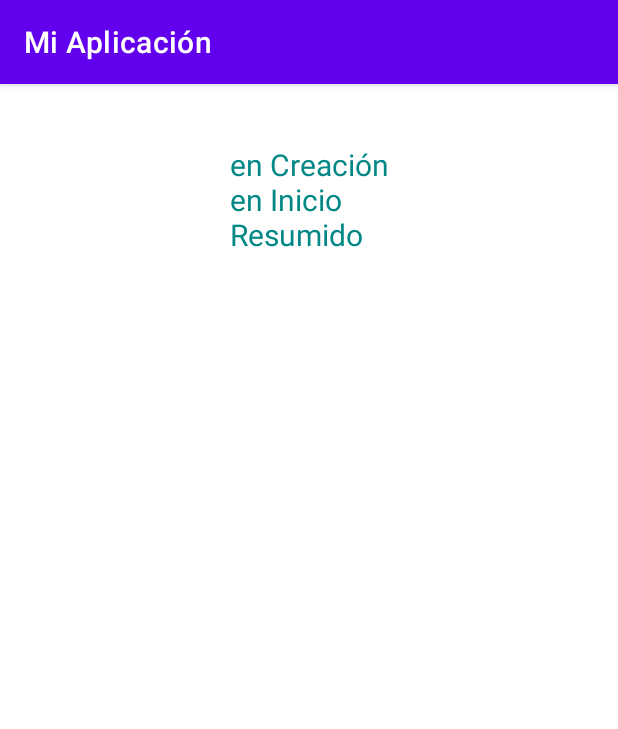
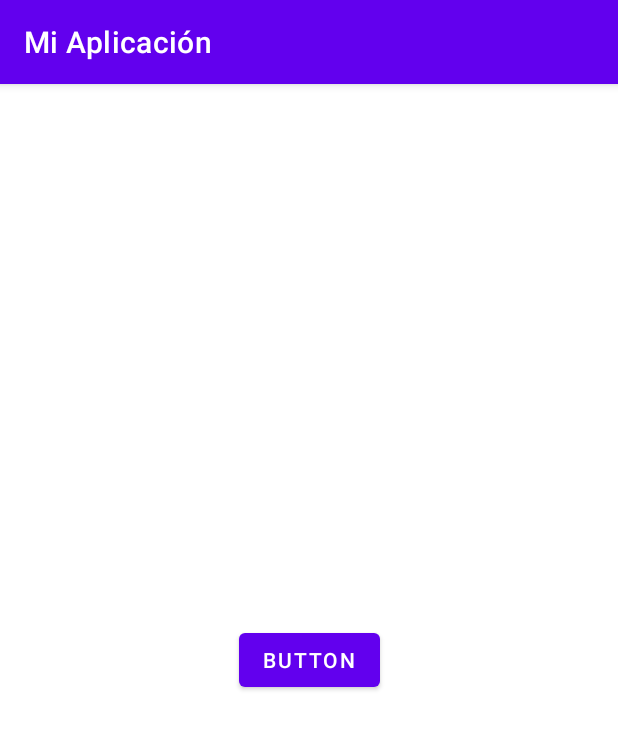
Before and after one commit to osulca/EjemploEt, an Android app: the screen it shows after launch (MainActivity), on a phone screen of 412 x 824 dp. Shown: the top 729 px of the screen. Run offline under Robolectric (Android 15) with nearby library versions, the phone set to English and light mode, and no system bars.

Commit message:
Metodo 1

```diff
--- a/app/src/main/java/com/example/test/MainActivity.java
+++ b/app/src/main/java/com/example/test/MainActivity.java
@@ -2,81 +2,29 @@ package com.example.test;
 
 import androidx.appcompat.app.AppCompatActivity;
 
+import android.content.Intent;
 import android.os.Bundle;
 import android.util.Log;
+import android.view.View;
 import android.widget.ArrayAdapter;
 import android.widget.AutoCompleteTextView;
+import android.widget.Button;
 import android.widget.TextView;
 import android.widget.Toast;
 
-public class MainActivity extends AppCompatActivity {
-
-    TextView tvMensaje;
+public class MainActivity extends AppCompatActivity implements View.OnClickListener {
 
     @Override
     protected void onCreate(Bundle savedInstanceState) {
         super.onCreate(savedInstanceState);
         setContentView(R.layout.activity_main);
-        Log.i("MYAPP", "en Creación");
-        Toast toast = Toast.makeText(this,"en Creación",Toast.LENGTH_LONG);
-        toast.show();
-        tvMensaje = findViewById(R.id.tvMensaje);
-        tvMensaje.setText("en Creación\n");
+        Button boton = findViewById(R.id.btnIntent);
+        boton.setOnClickListener(this);
     }
 
     @Override
-    protected void onStart() {
-        super.onStart();
-        Log.i("MYAPP", "en Inicio");
-        Toast toast = Toast.makeText(this,"en Inicio",Toast.LENGTH_LONG);
-        toast.show();
-        tvMensaje.append("en Inicio\n");
-    }
-
-    @Override
-    protected void onResume() {
-        super.onResume();
-        Log.i("MYAPP", "Resumido");
-        Toast toast = Toast.makeText(this,"Resumido",Toast.LENGTH_LONG);
-        toast.show();
-        tvMensaje.append("Resumido\n");
-
-    }
-
-    @Override
-    protected void onPause() {
-        super.onPause();
-        Log.i("MYAPP", "Pausado");
-        Toast toast = Toast.makeText(this,"Pausado",Toast.LENGTH_LONG);
-        toast.show();
-        tvMensaje.append("Pausado\n");
-
-    }
-
-    @Override
-    protected void onStop() {
-        super.onStop();
-        Log.i("MYAPP", "en Detencion");
-        Toast toast = Toast.makeText(this,"en Detencion",Toast.LENGTH_LONG);
-        toast.show();
-        tvMensaje.append("en Detencion\n");
-    }
-
-    @Override
-    protected void onRestart() {
-        super.onRestart();
-        Log.i("MYAPP", "en Reinicio");
-        Toast toast = Toast.makeText(this,"en Reinicio",Toast.LENGTH_LONG);
-        toast.show();
-        tvMensaje.append("en Reinicio\n");
-    }
-
-    @Override
-    protected void onDestroy() {
-        super.onDestroy();
-        Log.i("MYAPP", "Eliminado");
-        Toast toast = Toast.makeText(this,"Eliminado",Toast.LENGTH_LONG);
-        toast.show();
-        tvMensaje.append("Eliminado\n");
+    public void onClick(View view) {
+        Intent intent = new Intent(MainActivity.this,OtraActivity.class);
+        startActivity(intent);
     }
 }
--- a/app/src/main/res/layout/activity_main.xml
+++ b/app/src/main/res/layout/activity_main.xml
@@ -6,14 +6,12 @@
     android:layout_height="match_parent"
     tools:context=".MainActivity">
 
-    <TextView
-        android:id="@+id/tvMensaje"
+    <Button
+        android:id="@+id/btnIntent"
         android:layout_width="wrap_content"
         android:layout_height="wrap_content"
-        android:layout_marginTop="40dp"
-        android:text="TextView"
-        android:textSize="20sp"
-        android:textColor="@color/teal_700"
+        android:text="Button"
+        app:layout_constraintBottom_toBottomOf="parent"
         app:layout_constraintEnd_toEndOf="parent"
         app:layout_constraintStart_toStartOf="parent"
         app:layout_constraintTop_toTopOf="parent" />
```
Also changed, not shown: app/src/main/AndroidManifest.xml (+6 -3 lines), app/src/main/java/com/example/test/MainActivity2.java (added, +14 -0 lines), app/src/main/res/layout/activity_main2.xml (added, +9 -0 lines), app/src/main/res/layout/activity_otra.xml (+10 -0 lines).
